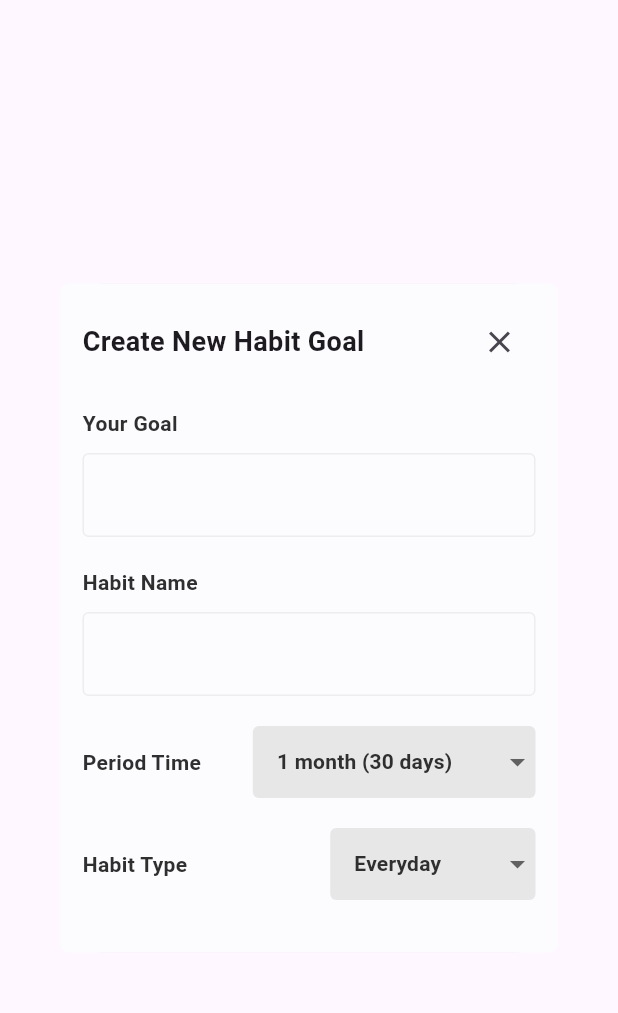
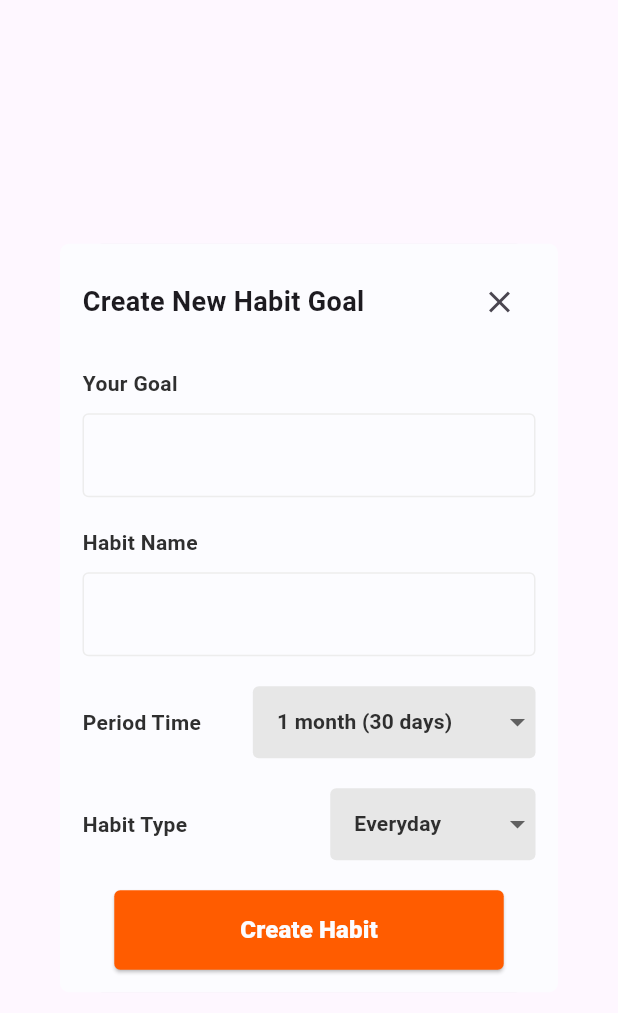
Before and after one commit to Sanjarbek17/Habit_Tracker, a Flutter app: the AddHabit widget shown alone on an empty page, opened directly, on a phone screen of 412 x 824 dp. Shown: the top 1013 px of the screen. Run offline on Flutter 3.47's test engine with Material 3 defaults, Android fonts, the phone set to English and light mode, and no system bars; drawn by our look-alikes of dropdown_button2; our stand-ins replace flutter_svg.

Commit message:
create button, onoff habit

```diff
--- a/lib/widgets/add_habit.dart
+++ b/lib/widgets/add_habit.dart
@@ -84,7 +84,24 @@ class _AddHabitState extends State<AddHabit> {
               ],
             ),
             const SizedBox(height: 20),
-
+            Row(
+              mainAxisAlignment: MainAxisAlignment.center,
+              children: [
+                ElevatedButton(
+                  onPressed: () {
+                    Navigator.of(context).pop();
+                  },
+                  style: ElevatedButton.styleFrom(
+                    shape: RoundedRectangleBorder(borderRadius: BorderRadius.circular(4)),
+                    backgroundColor: CustomColor.yellowText,
+                  ),
+                  child: const Padding(
+                    padding: EdgeInsets.symmetric(horizontal: 60, vertical: 15),
+                    child: Text('Create Habit', style: TextStyle(color: CustomColor.bgColor, fontSize: 16, fontWeight: FontWeight.w800)),
+                  ),
+                ),
+              ],
+            )
           ],
         ),
       ),
```
Also changed, not shown: lib/widgets/custom_card.dart (+20 -3 lines), lib/widgets/custom_check.dart (+4 -19 lines).
